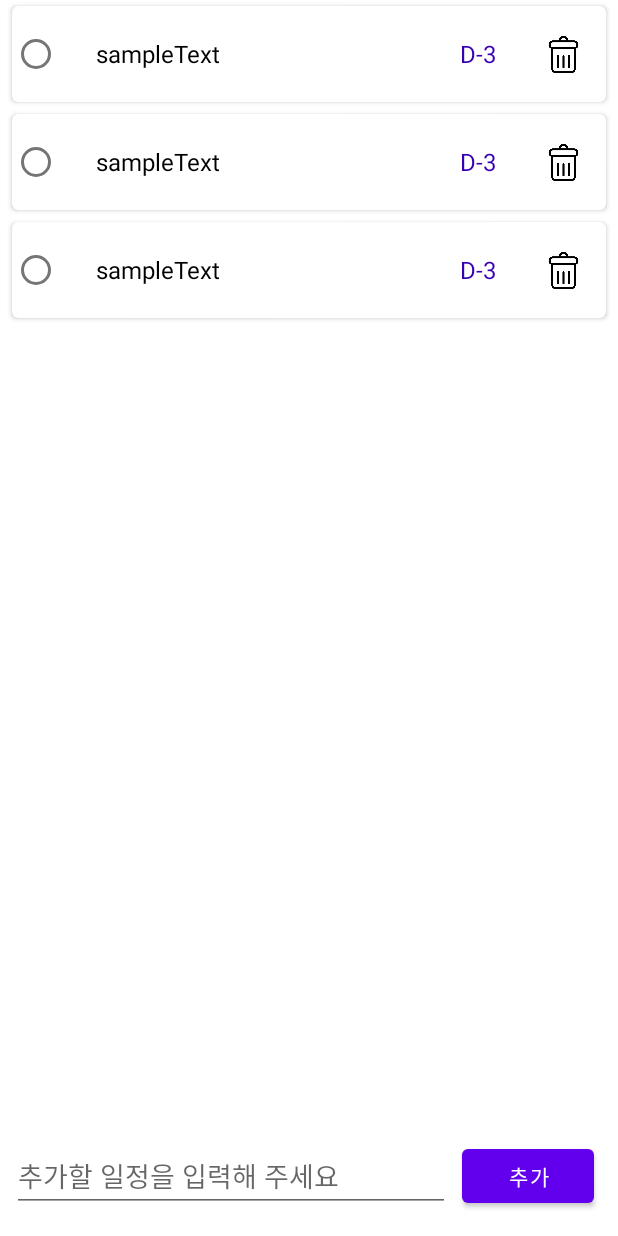
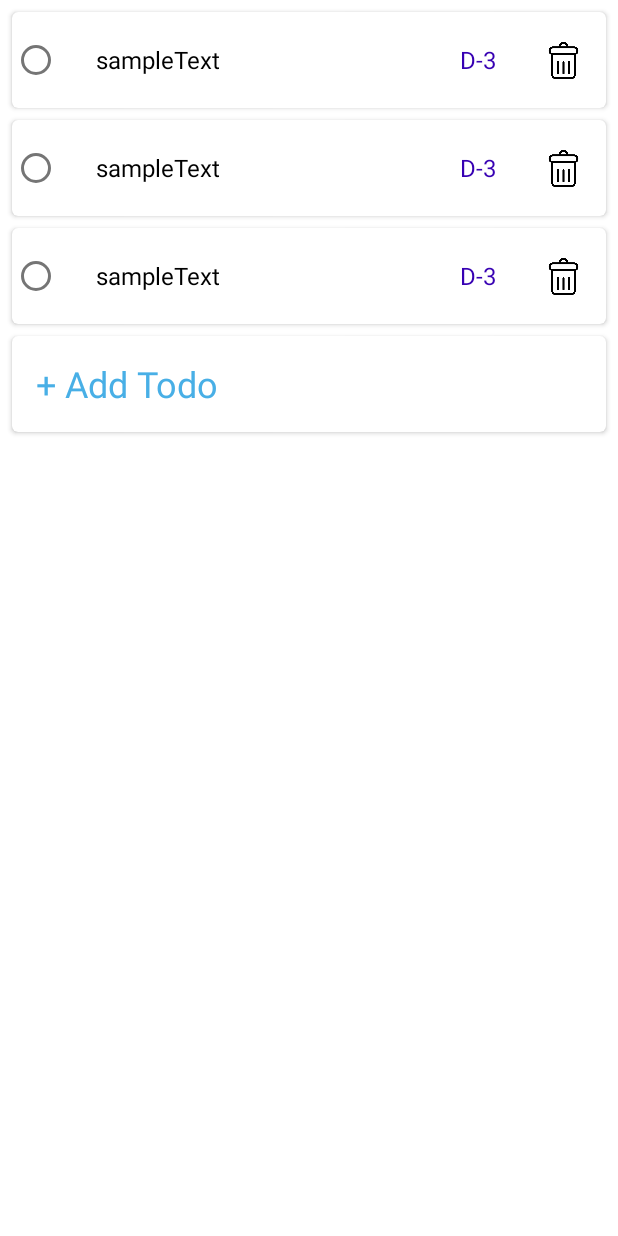
Before and after one commit to NewKrew2021/android-todo-app, an Android app: the layout activity_main.xml on its own in the app's theme, with its tools: preview values and no code run, on a phone screen of 412 x 824 dp. Run offline under Robolectric (Android 15) with nearby library versions, the phone set to English and light mode, and no system bars.

Commit message:
mvvm패턴으로 인한 파일 분할

```diff
--- /dev/null
+++ b/app/src/main/java/com/survivalcoding/todolist/todo/view/main/adapter/TodoAdapterViewHolder.kt
@@ -0,0 +1,6 @@
+package com.survivalcoding.todolist.todo.view.main.adapter
+
+import androidx.recyclerview.widget.RecyclerView
+import com.survivalcoding.todolist.databinding.ItemTodoBinding
+
+class TodoAdapterViewHolder(binding: ItemTodoBinding) : RecyclerView.ViewHolder(binding.root) {}
--- a/app/src/main/java/com/survivalcoding/todolist/todo/view/model/TodoItem.kt
+++ b/app/src/main/java/com/survivalcoding/todolist/todo/view/model/Todo.kt
@@ -4,4 +4,4 @@ import android.os.Parcelable
 import kotlinx.android.parcel.Parcelize
 
 @Parcelize
-data class TodoItem(val isDone: Boolean, val title: String) : Parcelable
+data class Todo(var isDone: Boolean, val text: String, val dueDate: Long) : Parcelable
--- a/app/src/main/res/layout/activity_main.xml
+++ b/app/src/main/res/layout/activity_main.xml
@@ -3,40 +3,42 @@
     xmlns:app="http://schemas.android.com/apk/res-auto"
     xmlns:tools="http://schemas.android.com/tools"
     android:layout_width="match_parent"
-    android:layout_height="match_parent">
-
+    android:layout_height="match_parent"
+    tools:context=".todo.view.main.MainActivity">
 
     <androidx.recyclerview.widget.RecyclerView
         android:id="@+id/todoList"
         android:layout_width="match_parent"
-        android:layout_height="match_parent"
-        android:layout_marginBottom="100dp"
+        android:layout_height="wrap_content"
+        android:layout_marginTop="4dp"
         app:layoutManager="androidx.recyclerview.widget.LinearLayoutManager"
-        app:layout_constraintBottom_toBottomOf="parent"
-        app:layout_constraintLeft_toLeftOf="parent"
-        app:layout_constraintRight_toRightOf="parent"
+        app:layout_constraintEnd_toEndOf="parent"
+        app:layout_constraintStart_toStartOf="parent"
         app:layout_constraintTop_toTopOf="parent"
         tools:listitem="@layout/item_todo" />
 
-    <Button
-        android:id="@+id/addTodo"
-        android:layout_width="wrap_content"
-        android:layout_height="wrap_content"
-        android:layout_marginRight="16dp"
-        android:layout_marginBottom="16dp"
-        android:text="추가"
-        app:layout_constraintBottom_toBottomOf="parent"
-        app:layout_constraintRight_toRightOf="parent" />
+    <androidx.cardview.widget.CardView
+        android:id="@+id/addTodoButton"
+        android:layout_width="match_parent"
+        android:layout_height="64dp"
+        android:layout_marginHorizontal="8dp"
+        android:layout_marginVertical="4dp"
+        android:background="?android:attr/selectableItemBackground"
+        android:clickable="true"
+        app:cardCornerRadius="4dp"
+        app:layout_constraintEnd_toEndOf="parent"
+        app:layout_constraintStart_toStartOf="parent"
+        app:layout_constraintTop_toBottomOf="@id/todoList">
 
-    <EditText
-        android:id="@+id/todoString"
-        android:layout_width="0dp"
-        android:layout_height="wrap_content"
-        android:layout_marginHorizontal="8dp"
-        android:layout_marginBottom="16dp"
-        android:hint="추가할 일정을 입력해 주세요"
-        app:layout_constraintBottom_toBottomOf="parent"
-        app:layout_constraintLeft_toLeftOf="parent"
-        app:layout_constraintRight_toLeftOf="@id/addTodo" />
+        <TextView
+            android:layout_width="wrap_content"
+            android:layout_height="wrap_content"
+            android:layout_gravity="center|left"
+            android:paddingLeft="16dp"
+            android:text="+ Add Todo"
+            android:textColor="#48AFE6"
+            android:textSize="24dp" />
+    </androidx.cardview.widget.CardView>
+
 
 </androidx.constraintlayout.widget.ConstraintLayout>
```
Also changed, not shown: app/src/main/java/com/survivalcoding/todolist/todo/data/TodoData.kt (added, +69 -0 lines), app/src/main/java/com/survivalcoding/todolist/todo/view/main/adapter/TodoAdapter.kt (+35 -34 lines).
